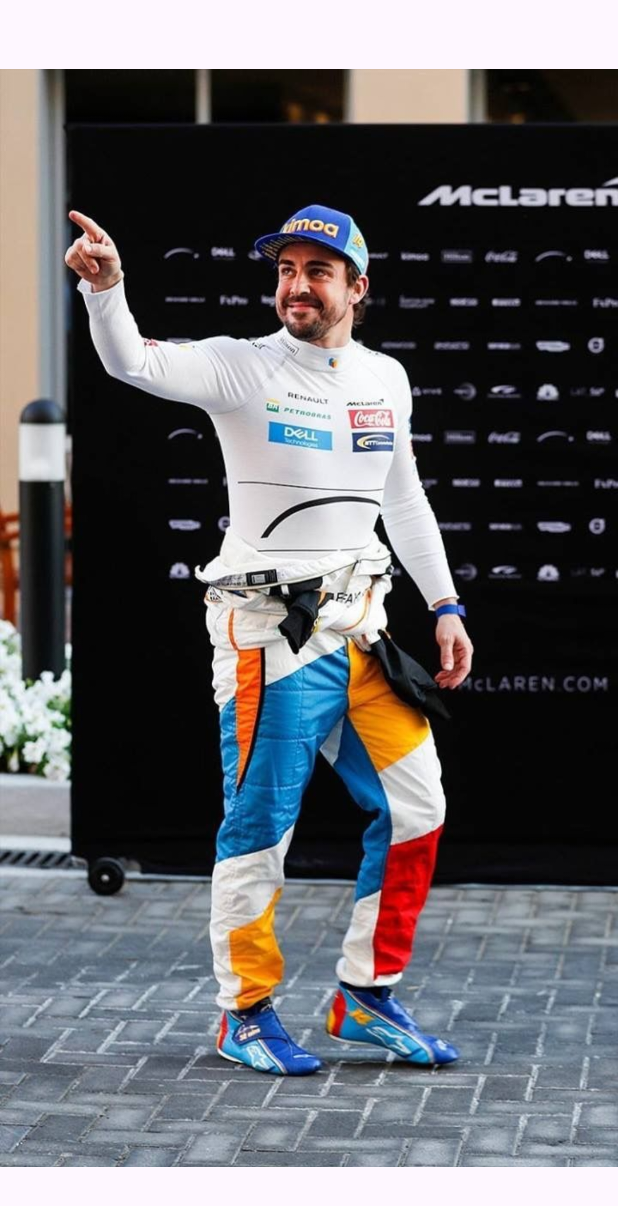
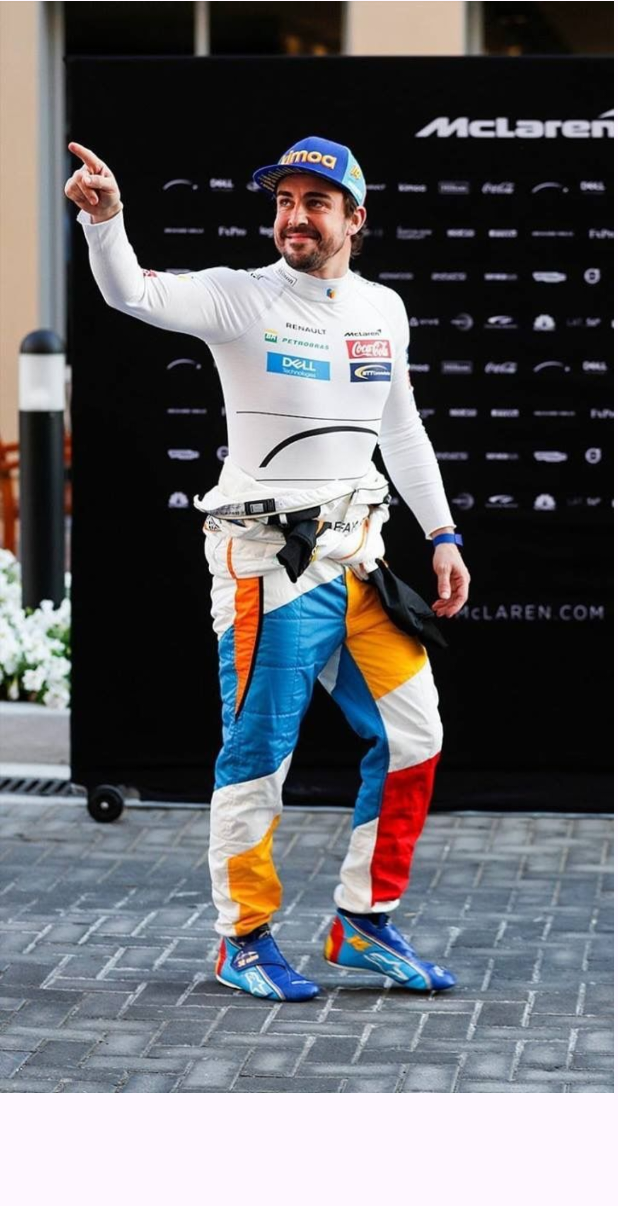
Before and after one commit to SlenderTwo/M8_Projecte_F1_Didac_Jonathan, an Android app: the screen it shows after launch (Splash), on a phone screen of 412 x 824 dp. Shown: the top 1206 px of the screen. Run offline under Robolectric (Android 15) with nearby library versions, the phone set to English and light mode, and no system bars; 1 statement that could not run was skipped.

```diff
--- a/app/src/main/AndroidManifest.xml
+++ b/app/src/main/AndroidManifest.xml
@@ -23,10 +23,6 @@
         <activity
         android:name=".MainActivity"
         android:exported="true">
-        <intent-filter>
-            <action android:name="android.intent.action.MAIN" />
-            <category android:name="android.intent.category.DEFAULT"/>
-        </intent-filter>
     </activity>
     </application>
 </manifest>
--- a/app/src/main/res/layout/activity_splash.xml
+++ b/app/src/main/res/layout/activity_splash.xml
@@ -6,11 +6,16 @@
     android:layout_height="match_parent"
     tools:context=".Splash">
 
-    <ImageView
-        android:id="@+id/imageView2"
-        android:layout_width="wrap_content"
-        android:layout_height="wrap_content"
-        app:srcCompat="@drawable/alonso"
-        tools:layout_editor_absoluteX="0dp"
-        tools:layout_editor_absoluteY="0dp" />
+    <FrameLayout
+        android:layout_width="409dp"
+        android:layout_height="729dp"
+        tools:layout_editor_absoluteX="1dp"
+        tools:layout_editor_absoluteY="1dp">
+
+        <ImageView
+            android:id="@+id/imageView"
+            android:layout_width="wrap_content"
+            android:layout_height="wrap_content"
+            app:srcCompat="@drawable/alonso" />
+    </FrameLayout>
 </androidx.constraintlayout.widget.ConstraintLayout>
```
Also changed, not shown: 2 other files.
